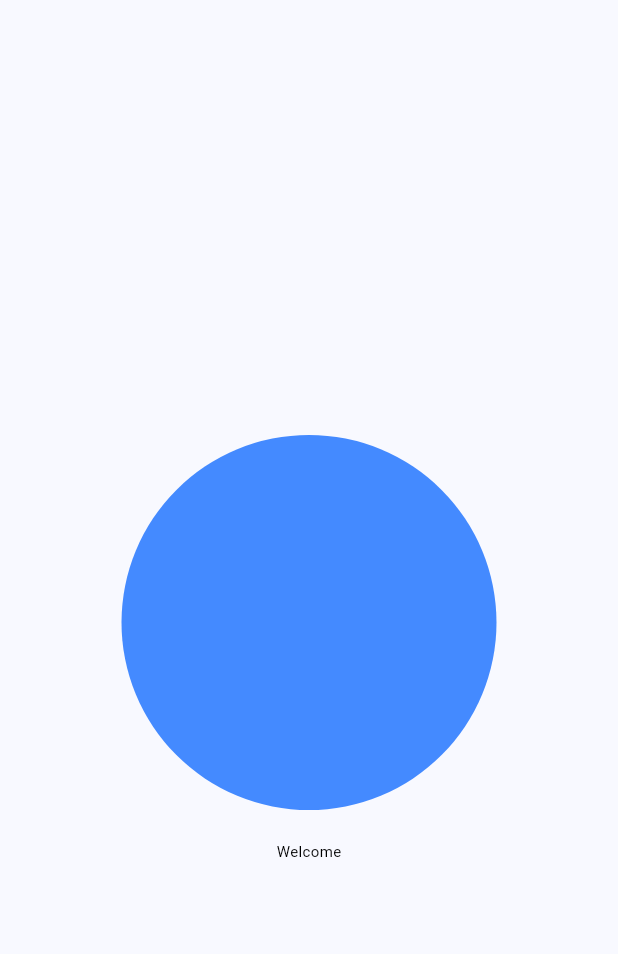
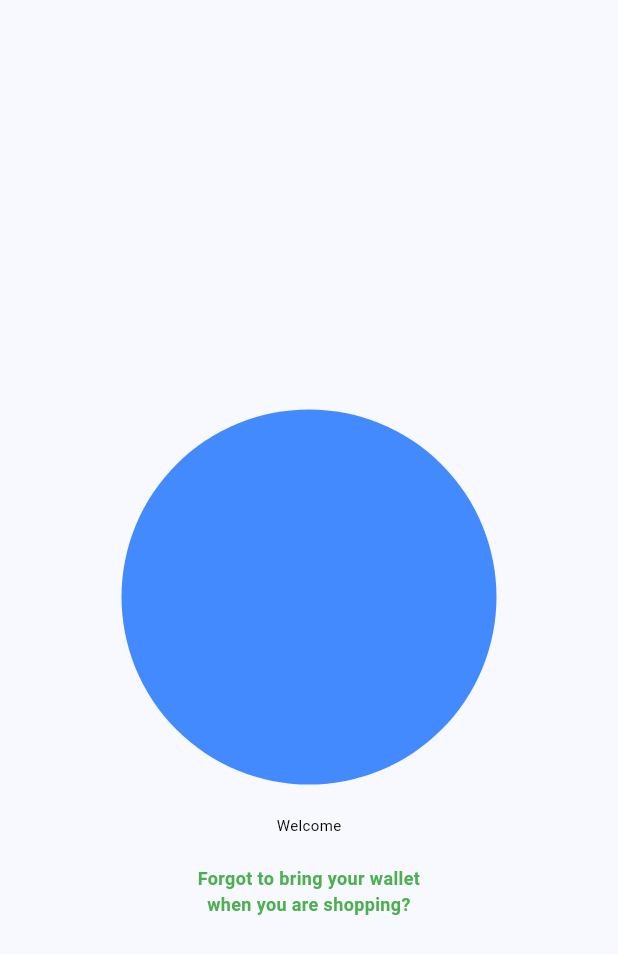
Before and after one commit to Mhmdulinnuha/uts-1123150002, a Flutter app: the screen it shows after launch, on a phone screen of 412 x 824 dp. Shown: the top 954 px of the screen. Run offline on Flutter 3.47's test engine with Material 3 defaults, Android fonts, the phone set to English and light mode, and no system bars.

Commit message:
membuat subjudul

```diff
--- a/lib/Screen/splash_screen1.dart
+++ b/lib/Screen/splash_screen1.dart
@@ -34,6 +34,16 @@ class Screen1 extends StatelessWidget {
             ),
 
             const SizedBox(height: 20),
+
+            const Text(
+              "Forgot to bring your wallet \nwhen you are shopping?",
+              textAlign: TextAlign.center,
+              style: TextStyle(
+                fontSize: 12.0,
+                color: Colors.green,
+                fontWeight: FontWeight.bold,
+              ),
+            ),
           ],
         ),
       ),
```
